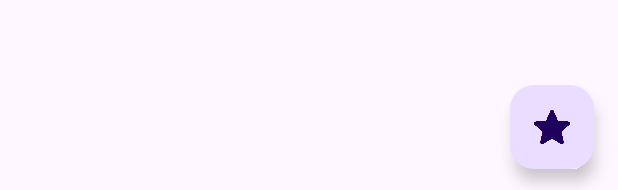
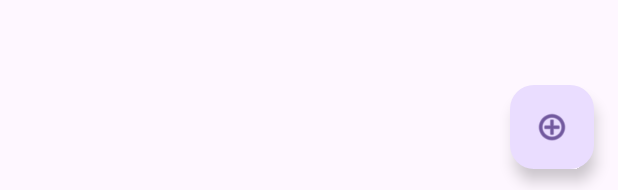
Before and after one commit to pablohigu/ExamenMovilesBueno, an Android app: the layout activity_main.xml on its own in the app's theme, with its tools: preview values and no code run, on a phone screen of 412 x 824 dp. Shown: the part 1043-1233 px from the top of the screen. Run offline under Robolectric (Android 15) with nearby library versions, the phone set to English and light mode, and no system bars.

Commit message:
Ultimo Commit, cambios en comentarios y imagen btn

```diff
--- a/app/src/main/AndroidManifest.xml
+++ b/app/src/main/AndroidManifest.xml
@@ -13,7 +13,7 @@
         android:supportsRtl="true"
         android:theme="@style/Theme.Examenlibros">
         <activity
-            android:name=".addBook"
+            android:name=".activities.addBook"
             android:exported="false" />
         <activity
             android:name=".MainActivity"
--- a/app/src/main/java/moviles/pablohiguero/examenlibros/MainActivity.java
+++ b/app/src/main/java/moviles/pablohiguero/examenlibros/MainActivity.java
@@ -19,6 +19,7 @@ import io.realm.Realm;
 import io.realm.RealmChangeListener; // Para refrescar la lista
 import io.realm.RealmResults;
 
+import moviles.pablohiguero.examenlibros.activities.addBook;
 import moviles.pablohiguero.examenlibros.adapters.BookAdapter;
 import moviles.pablohiguero.examenlibros.model.Book;
 import moviles.pablohiguero.examenlibros.utils.Utils; // Asegúrate de tener esta clase
--- a/app/src/main/res/layout/activity_main.xml
+++ b/app/src/main/res/layout/activity_main.xml
@@ -26,4 +26,4 @@
         android:contentDescription="Añadir libro"
         app:layout_constraintBottom_toBottomOf="parent"
         app:layout_constraintEnd_toEndOf="parent"
-        app:srcCompat="@drawable/star" /> </androidx.constraintlayout.widget.ConstraintLayout>
+        app:srcCompat="@android:drawable/ic_menu_add" /> </androidx.constraintlayout.widget.ConstraintLayout>
```
Also changed, not shown: app/src/main/java/moviles/pablohiguero/examenlibros/activities/addBook.java (renamed from app/src/main/java/moviles/pablohiguero/examenlibros/addBook.java, +3 -4 lines).
